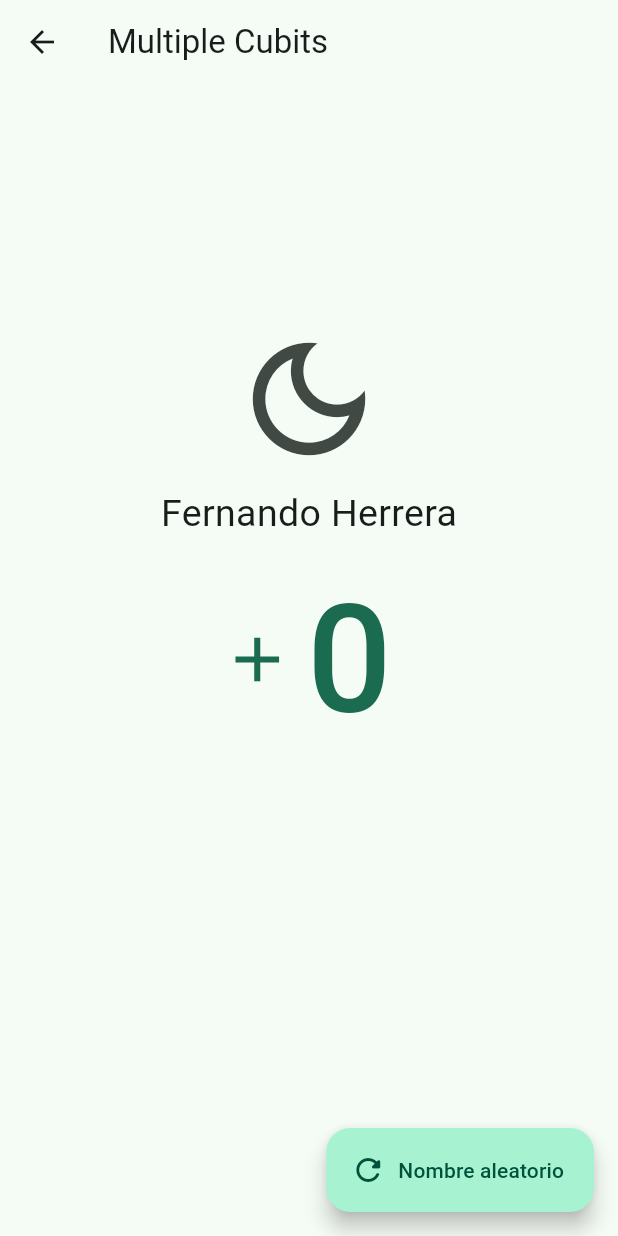
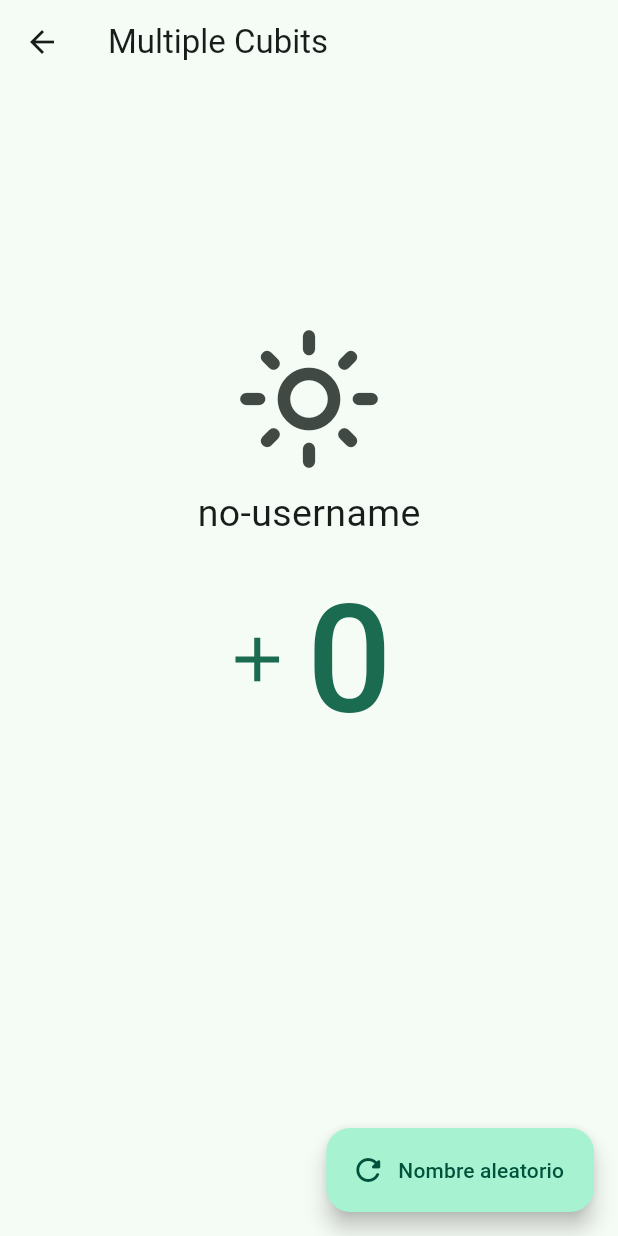
Before and after one commit to hesptech/flutter_bloc, a Flutter app: the screen it shows after launch, after a tap on "Multiples cubits", on a phone screen of 412 x 824 dp. Run offline on Flutter 3.47's test engine with Material 2 defaults, Android fonts, the phone set to English and light mode, and no system bars; our stand-ins replace bloc, dio, equatable, flutter_bloc, get_it, go_router; missing offline and left inert: random_name_generator.

Commit message:
feat: theme cubit, get_it service locator

```diff
--- a/lib/main.dart
+++ b/lib/main.dart
@@ -5,7 +5,7 @@ import 'package:blocs_app/config/config.dart';
 import 'package:blocs_app/presentation/blocs/blocs.dart';
 
 void main(){
-  //serviceLocatorInit();
+  serviceLocatorInit();
 
   runApp(const BlocsProviders());
 }
@@ -19,14 +19,16 @@ class BlocsProviders extends StatelessWidget {
     return MultiBlocProvider(
       providers: [
         //BlocProvider(create: (context) => UsernameCubit(), lazy: false, ),
-        BlocProvider(create: (context) => UsernameCubit() ),
-        BlocProvider(create: (context) => RouterSimpleCubit() ),
-        BlocProvider(create: (context) => CounterCubit() ),
+        //BlocProvider(create: (context) => UsernameCubit() ),
+        //BlocProvider(create: (context) => RouterSimpleCubit() ),
+        //BlocProvider(create: (context) => CounterCubit() ),
+        //BlocProvider(create: (context) => ThemeCubit() ),
 
-        //BlocProvider(create: (context) => getIt<UsernameCubit>() ),
-        //BlocProvider(create: (context) => getIt<RouterSimpleCubit>() ),
-        //BlocProvider(create: (context) => getIt<CounterCubit>() ),
-        //BlocProvider(create: (context) => getIt<ThemeCubit>() ),
+
+        BlocProvider(create: (context) => getIt<UsernameCubit>() ),
+        BlocProvider(create: (context) => getIt<RouterSimpleCubit>() ),
+        BlocProvider(create: (context) => getIt<CounterCubit>() ),
+        BlocProvider(create: (context) => getIt<ThemeCubit>() ),
         //BlocProvider(create: (context) => getIt<GuestsBloc>() ),
         //BlocProvider(create: (context) => getIt<PokemonBloc>() ),
         //BlocProvider(create: (context) => getIt<GeolocationCubit>() ),
@@ -44,12 +46,14 @@ class MyApp extends StatelessWidget {
   Widget build(BuildContext context) {
 
     final appRouter = context.watch<RouterSimpleCubit>().state;
+    final appTheme = context.watch<ThemeCubit>().state;
+
 
     return MaterialApp.router(
       title: 'Flutter BLoC',
       debugShowCheckedModeBanner: false,
       routerConfig: appRouter,
-      theme: AppTheme( isDarkmode: false ).getTheme(),
+      theme: AppTheme( isDarkmode: appTheme.isDarkmode ).getTheme(),
     );
   }
 }
--- /dev/null
+++ b/lib/presentation/blocs/03-theme/theme_cubit.dart
@@ -0,0 +1,24 @@
+import 'package:bloc/bloc.dart';
+import 'package:equatable/equatable.dart';
+
+
+part 'theme_state.dart';
+
+class ThemeCubit extends Cubit<ThemeState> {
+  ThemeCubit({
+    bool darkMode = false
+  }) : super( ThemeState( isDarkmode: darkMode ));
+
+
+  void toggleTheme() {
+    emit( ThemeState( isDarkmode: !state.isDarkmode ) );
+  }
+
+  void setDarkMode() {
+    emit( const ThemeState( isDarkmode: true ) );
+  }
+
+  void lightMode() {
+    emit( const ThemeState( isDarkmode: false ) );
+  }
+}
--- /dev/null
+++ b/lib/presentation/blocs/03-theme/theme_state.dart
@@ -0,0 +1,13 @@
+part of 'theme_cubit.dart';
+
+class ThemeState extends Equatable {
+
+  final bool isDarkmode;
+
+  const ThemeState({
+    required this.isDarkmode
+  });
+
+  @override
+  List<Object> get props => [ isDarkmode ];
+}
--- a/lib/presentation/blocs/blocs.dart
+++ b/lib/presentation/blocs/blocs.dart
@@ -2,11 +2,11 @@
 
 export './01-simple_cubit/username_cubit.dart';
 export './02-counter/counter_cubit.dart';
-//export './03-theme/theme_cubit.dart';
+export './03-theme/theme_cubit.dart';
 //export './04-guests/guests_bloc.dart';
 //export './05-pokemon/pokemon_bloc.dart';
 //export './06-geolocation/geolocation_cubit.dart';
 //export './07-historic_location/historic_location_bloc.dart';
 //
 //
-//export './service_locator.dart';
+export './service_locator.dart';
--- /dev/null
+++ b/lib/presentation/blocs/service_locator.dart
@@ -0,0 +1,37 @@
+import 'package:blocs_app/config/config.dart';
+import 'package:get_it/get_it.dart';
+
+import 'blocs.dart';
+
+GetIt getIt = GetIt.instance;
+
+void serviceLocatorInit() {
+
+  getIt.registerSingleton(UsernameCubit());
+  getIt.registerSingleton(RouterSimpleCubit());
+  getIt.registerSingleton(CounterCubit());
+  getIt.registerSingleton(ThemeCubit());
+
+
+  /* getIt.registerSingleton(GuestsBloc());
+  getIt.registerSingleton(
+    PokemonBloc(
+      fetchPokemon: PokemonInformation.getPokemonName,
+    )
+  );
+
+
+  // final historicBloc = getIt.registerSingleton( HistoricLocationBloc() );
+  getIt.registerSingleton( HistoricLocationBloc() );
+
+
+  getIt.registerSingleton(
+      GeolocationCubit(
+        // onNewUserLocationCallback: historicBloc.onNewUserLocation,
+        onNewUserLocationCallback: getIt<HistoricLocationBloc>().onNewUserLocation,
+      )
+        ..watchUserLocation()
+  ); */
+
+
+}
--- a/lib/presentation/screens/03_multiple_cubits/multiple_cubits_screen.dart
+++ b/lib/presentation/screens/03_multiple_cubits/multiple_cubits_screen.dart
@@ -1,6 +1,7 @@
 import 'package:flutter/material.dart';
 import 'package:flutter_bloc/flutter_bloc.dart';
 
+import 'package:blocs_app/config/config.dart';
 import 'package:blocs_app/presentation/blocs/blocs.dart';
 
 class MultipleCubitScreen extends StatelessWidget {
@@ -9,7 +10,9 @@ class MultipleCubitScreen extends StatelessWidget {
   @override
   Widget build(BuildContext context) {
 
-    final usernameCubit = context.watch<CounterCubit>();
+    final counterCubit = context.watch<CounterCubit>();
+    final themeCubit = context.watch<ThemeCubit>();
+    final usernameCubit = context.watch<UsernameCubit>();
 
     return Scaffold(
       appBar: AppBar(
@@ -22,17 +25,22 @@ class MultipleCubitScreen extends StatelessWidget {
 
             IconButton(
               // icon: const Icon( Icons.light_mode_outlined, size: 100 ),
-              icon: const Icon( Icons.dark_mode_outlined, size: 100 ),
-              onPressed: () {},
+              icon: themeCubit.state.isDarkmode ?
+              const Icon( Icons.dark_mode_outlined, size: 100 ) :
+              const Icon( Icons.light_mode_outlined, size: 100 )
+              ,
+              onPressed: () {
+                themeCubit.toggleTheme();
+              },
             ),
 
-            const Text('Fernando Herrera', style: TextStyle(fontSize: 25 )),
+            Text(usernameCubit.state, style: const TextStyle(fontSize: 25 )),
 
             TextButton.icon(
               icon: const Icon( Icons.add, size: 50,),
-              label: Text('${usernameCubit.state}', style: const TextStyle(fontSize: 100)),
+              label: Text('${counterCubit.state}', style: const TextStyle(fontSize: 100)),
               onPressed: () {
-                usernameCubit.incrementBy(5);
+                counterCubit.incrementBy(5);
               },
             ),
 
@@ -43,7 +51,12 @@ class MultipleCubitScreen extends StatelessWidget {
       floatingActionButton: FloatingActionButton.extended(
         label: const Text('Nombre aleatorio'),
         icon: const Icon( Icons.refresh_rounded ),
-        onPressed: () {},
+        onPressed: () {
+          context.read<UsernameCubit>().setUsername(
+            RandomGenerator.getRandomName()
+            //'Fernando'
+          );
+        },
       ),
     );
   }
```
